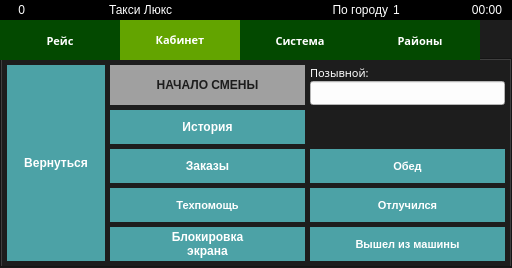
This is indigotaxi.ui in koolkhel/wince-taximeter as Qt 5 draws it before an edit. The edited form follows.
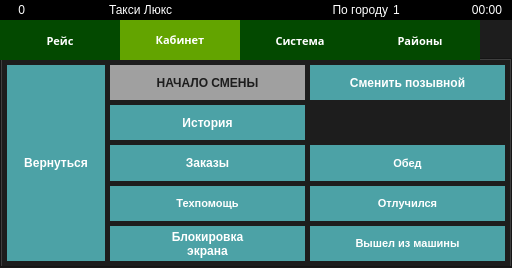
This is the edited form. The open tabs and pages were chosen to show the change. Icons and pictures are not drawn.

Commit message: Позывной теперь меняется по паролю

Diff of the .ui file:
```diff
--- a/indigotaxi.ui
+++ b/indigotaxi.ui
@@ -1860,51 +1860,20 @@
                  <number>5</number>
                 </property>
                 <item row="0" column="2">
-                 <layout class="QVBoxLayout" name="verticalLayout_24" stretch="1,1">
+                 <layout class="QVBoxLayout" name="verticalLayout_24" stretch="0">
                   <property name="spacing">
                    <number>0</number>
                   </property>
                   <item>
-                   <widget class="QLabel" name="label_12">
-                    <property name="font">
-                     <font>
-                      <family>75 Segoe UI</family>
-                      <pointsize>8</pointsize>
-                      <weight>50</weight>
-                      <italic>false</italic>
-                      <bold>false</bold>
-                     </font>
-                    </property>
-                    <property name="text">
-                     <string>Позывной:</string>
-                    </property>
-                   </widget>
-                  </item>
-                  <item>
-                   <widget class="QLineEdit" name="driverNameLineEdit">
+                   <widget class="QPushButton" name="pushButton_24">
                     <property name="sizePolicy">
-                     <sizepolicy hsizetype="Expanding" vsizetype="Expanding">
+                     <sizepolicy hsizetype="Minimum" vsizetype="Preferred">
                       <horstretch>0</horstretch>
                       <verstretch>0</verstretch>
                      </sizepolicy>
                     </property>
-                    <property name="font">
-                     <font>
-                      <family>75 Segoe UI</family>
-                      <pointsize>8</pointsize>
-                      <weight>50</weight>
-                      <italic>false</italic>
-                      <bold>false</bold>
-                     </font>
-                    </property>
-                    <property name="focusPolicy">
-                     <enum>Qt::NoFocus</enum>
-                    </property>
                     <property name="text">
-                     <string/>
-                    </property>
-                    <property name="keyboard" stdset="0">
-                     <bool>true</bool>
+                     <string>Сменить позывной</string>
                     </property>
                    </widget>
                   </item>
```
Left out of the diff: 171 changed lines with no effect on the pictures. The commit also changes 8 other files.
